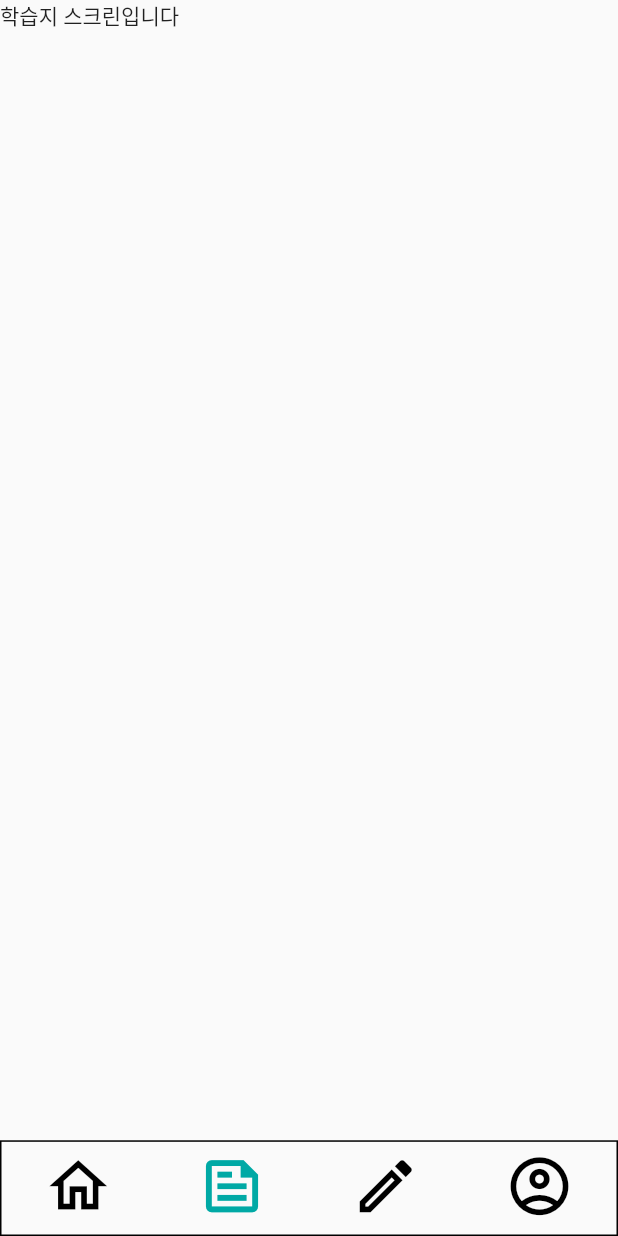
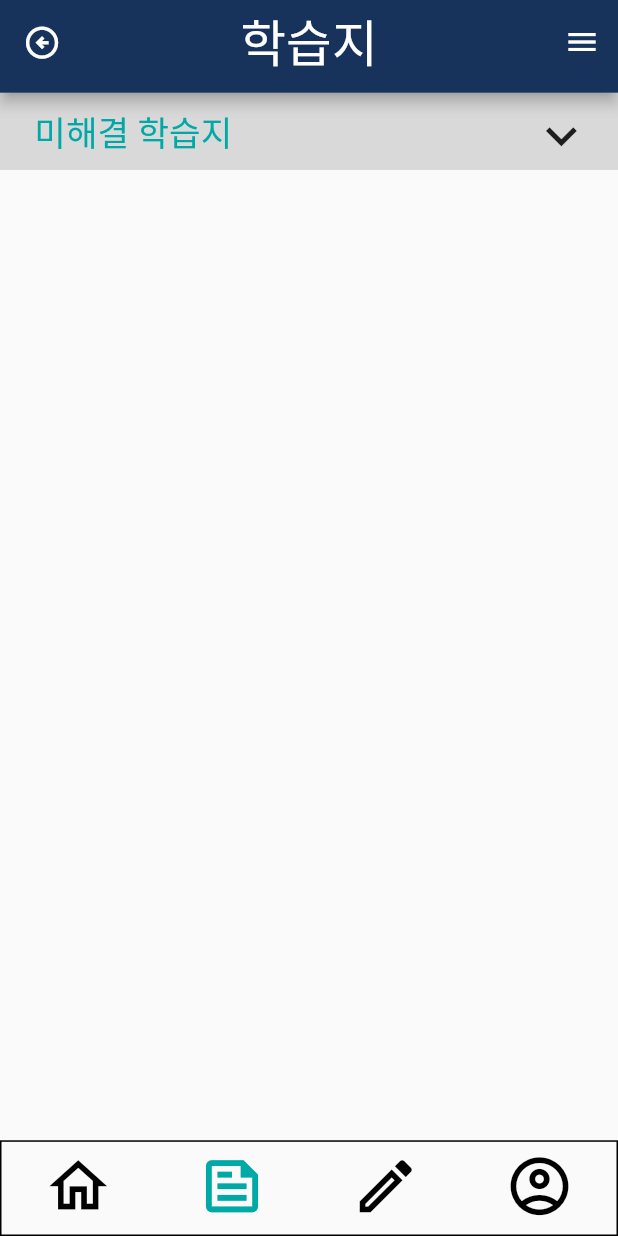
Before and after one commit to BSSMflat/BSSMflat-App, a Flutter app: the screen it shows after launch, item 2 of the bottom bar chosen, on a phone screen of 412 x 824 dp. Run offline on Flutter 3.47's test engine with Material 2 defaults, Android fonts, the phone set to English and light mode, and no system bars; our stand-ins replace flutter_screenutil; missing offline and left inert: folding_menu.

Commit message:
[create] 미해결학습지 버튼

```diff
--- a/lib/screen/studypaper_screen.dart
+++ b/lib/screen/studypaper_screen.dart
@@ -1,14 +1,98 @@
 import 'package:flutter/material.dart';
 import 'package:flutter_screenutil/flutter_screenutil.dart';
-
+import 'package:folding_menu/folding_menu.dart';
 
 class StudyPaperScreen extends StatelessWidget {
-  const StudyPaperScreen({ Key? key }) : super(key: key);
+  const StudyPaperScreen({Key? key}) : super(key: key);
 
   @override
   Widget build(BuildContext context) {
-    return Container(
-      child: Text("학습지 스크린입니다"),
+    return const MaterialApp(
+      title: "학습지",
+      debugShowCheckedModeBanner: false,
+      home: StudyPaper(),
     );
   }
 }
+
+class StudyPaper extends StatefulWidget {
+  const StudyPaper({Key? key}) : super(key: key);
+
+  @override
+  State<StudyPaper> createState() => _StudyPaperState();
+}
+
+class _StudyPaperState extends State<StudyPaper> {
+  bool openUnsolve = false;
+  bool openFast = false;
+  @override
+  Widget build(BuildContext context) {
+    return Scaffold(
+      appBar: PreferredSize(
+        preferredSize: Size.fromHeight(60.h),
+        child: AppBar(
+          backgroundColor: const Color(0xff17335C),
+          title: Text(
+            "학습지",
+            style: TextStyle(fontSize: 29.sp),
+          ),
+          centerTitle: true,
+          leading: IconButton(
+            icon: const Icon(
+              Icons.arrow_circle_left_outlined,
+              color: Color(0xffFFFFFF),
+            ),
+            onPressed: null,
+            iconSize: 25.h,
+          ),
+          actions: const [
+            IconButton(
+                icon: Icon(
+                  Icons.menu,
+                  color: Color(0xffFFFFFF),
+                ),
+                onPressed: null),
+          ],
+        ),
+      ),
+      body: Center(
+        child: Column(
+          children: [
+            GestureDetector(
+              onTap: () {
+                setState(() {
+                  openUnsolve = !openUnsolve;
+                });
+              },
+              child: Container(
+                padding: EdgeInsets.fromLTRB(20.w, 8.h, 15.w, 8.h),
+                width: 360.w,
+                height: 50.h,
+                color: Color(0xffD9D9D9),
+                child: Row(
+                  mainAxisAlignment: MainAxisAlignment.spaceBetween,
+                  children: [
+                    Text(
+                      "미해결 학습지",
+                      style:
+                          TextStyle(fontSize: 20.sp, color: Color(0xff00A9A5)),
+                    ),
+                    openUnsolve
+                        ? Icon(
+                            Icons.keyboard_arrow_up,
+                            size: 40.h,
+                          )
+                        : Icon(
+                            Icons.keyboard_arrow_down,
+                            size: 40.h,
+                          )
+                  ],
+                ),
+              ),
+            )
+          ],
+        ),
+      ),
+    );
+  }
+}
```
